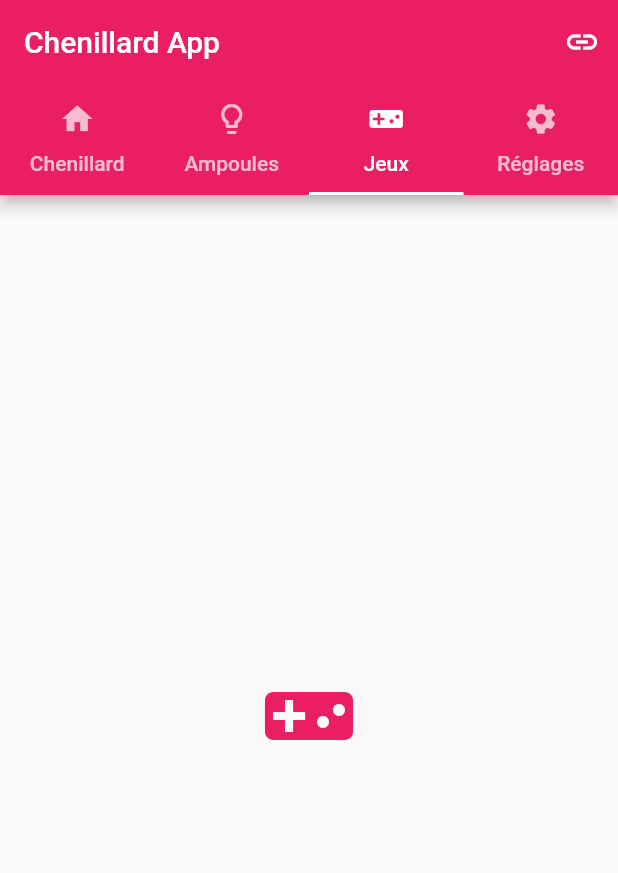
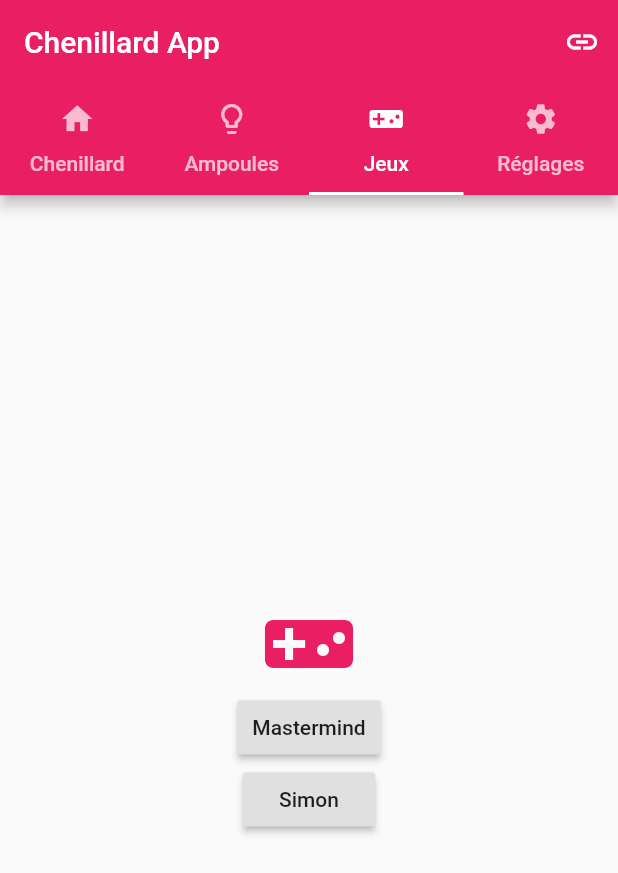
Before and after one commit to benoit-bernier/knxProject, a Flutter app: the screen it shows after launch, tab 3 chosen, on a phone screen of 412 x 824 dp. Shown: the top 873 px of the screen. Run offline on Flutter 3.47's test engine with Material 2 defaults, Android fonts, the phone set to English and light mode, and no system bars; missing offline and left inert: socket_io.

Commit message:
Ajout page mastermind, not working

```diff
--- a/flutter_app/lib/main.dart
+++ b/flutter_app/lib/main.dart
@@ -2,7 +2,6 @@ import 'package:flutter/material.dart';
 
 import 'package:flutter/rendering.dart';
 import 'package:socket_io/socket_io.dart';
-
 
 void main() {
   runApp(MyApp());
@@ -11,23 +10,24 @@ void main() {
 bool isConnected = true;
 bool isListening = false;
 
-class MyApp extends StatefulWidget{
+class MyApp extends StatefulWidget {
   @override
   _MyAppState createState() => new _MyAppState();
 }
+
 class _MyAppState extends State<MyApp> {
   var socket;
   @override
   void initState() {
     super.initState();
-    initialize().then((socket){
+    initialize().then((socket) {
       setState(() {
-        this.socket=socket;
+        this.socket = socket;
       });
     });
   }
 
-  Future initialize() async{
+  Future initialize() async {
     const uri = 'http://10.0.2.2:3000';
     socket = await SocketIO.createNewInstance(uri);
     await socket.on(SocketIOEvent.connecting, () async {
@@ -47,11 +47,12 @@ class _MyAppState extends State<MyApp> {
       print('Hello, ${greeting['Hello']}');
     });
     await socket.connect();
-    await socket.emit('sayHello',[
+    await socket.emit('sayHello', [
       {'Hello': 'world!'},
     ]);
     return socket;
   }
+
   @override
   Widget build(BuildContext context) {
     if (socket == null) {
@@ -61,32 +62,35 @@ class _MyAppState extends State<MyApp> {
             primarySwatch: Colors.pink,
           ),
           //color: Colors.pink,
-          home:
-        Center(
+          home: Center(
             child: Column(
               mainAxisAlignment: MainAxisAlignment.center,
               children: <Widget>[CircularProgressIndicator()],
             ),
-        )
-      );
+          ));
     } else {
       final _kTabPages = <Widget>[
         Center(
           child: Column(
             mainAxisAlignment: MainAxisAlignment.center,
             children: <Widget>[
-
-              PlayPauseWidget(channel: socket,),
+              PlayPauseWidget(
+                channel: socket,
+              ),
               Text(
                 'Choisis la durée :',
                 style: TextStyle(fontWeight: FontWeight.bold, fontSize: 24),
               ),
-              SliderWidget(channel: socket,),
+              SliderWidget(
+                channel: socket,
+              ),
               Text(
                 'Sens de défilement',
                 style: TextStyle(fontWeight: FontWeight.bold, fontSize: 24),
               ),
-              OrderWidget(channel: socket,),
+              OrderWidget(
+                channel: socket,
+              ),
               Text(
                 'Autre',
                 style: TextStyle(fontWeight: FontWeight.bold, fontSize: 24),
@@ -117,10 +121,34 @@ class _MyAppState extends State<MyApp> {
           ),
         ),
         Center(
-          child: Icon(
+          child: Column(
+            mainAxisAlignment: MainAxisAlignment.center,
+            children: <Widget>[
+              Icon(
                 Icons.videogame_asset,
                 size: 64.0,
                 color: Colors.pink,
+              ),
+              RaisedButton(
+                  onPressed: () {
+                    Navigator.of(context).push(_Mastermind())
+                        .then<String>((returnVal){
+                      Scaffold.of(context).showSnackBar(
+                          SnackBar(
+                            content: Text('$returnVal'),
+                            action: SnackBarAction(
+                                label: 'OK',
+                                onPressed: (){}),
+                          ));
+                    });
+                  },
+                  child: Text("Mastermind"),
+                  padding: EdgeInsets.only(left: 10.0, right: 10.0)),
+              RaisedButton(
+                  onPressed: () {},
+                  child: Text("Simon"),
+                  padding: EdgeInsets.only(left: 10.0, right: 10.0)),
+            ],
           ),
         ),
         Center(
@@ -157,19 +185,24 @@ class _MyAppState extends State<MyApp> {
           primarySwatch: Colors.pink,
         ),
         //color: Colors.pink,
-        home: DefaultTabController(
+        home: Builder(
+          builder: (context) => DefaultTabController(
             length: _kTabs.length,
             child: Scaffold(
                 appBar: AppBar(
                   backgroundColor: Colors.pink,
                   title: Text("Chenillard App"),
                   actions: <Widget>[
-                  ConnectionWidget(channel: socket,),
+                    ConnectionWidget(
+                      channel: socket,
+                    ),
                   ],
                   bottom: TabBar(tabs: _kTabs),
                 ),
                 body: TabBarView(children: _kTabPages)),
           ),
+        )
+
       );
     }
   }
@@ -178,8 +211,7 @@ class _MyAppState extends State<MyApp> {
 class ConnectionWidget extends StatefulWidget {
   final channel;
 
-  ConnectionWidget({Key key, @required this.channel})
-      : super(key: key);
+  ConnectionWidget({Key key, @required this.channel}) : super(key: key);
   @override
   _ConnectionWidgetState createState() => _ConnectionWidgetState();
 }
@@ -207,7 +239,7 @@ class _ConnectionWidgetState extends State<ConnectionWidget> {
     setState(() {
       isConnected = !isConnected;
     });
-    widget.channel.sink.add(isConnected?"Connect":"Disconnect");
+    widget.channel.sink.add(isConnected ? "Connect" : "Disconnect");
     //TODO: Initialise or kill connexion
   }
 }
@@ -215,8 +247,7 @@ class _ConnectionWidgetState extends State<ConnectionWidget> {
 class SliderWidget extends StatefulWidget {
   final channel;
 
-  SliderWidget({Key key, @required this.channel})
-      : super(key: key);
+  SliderWidget({Key key, @required this.channel}) : super(key: key);
   @override
   State<StatefulWidget> createState() => _SliderWidgetState();
 }
@@ -244,8 +275,7 @@ class _SliderWidgetState extends State<SliderWidget> {
 class OrderWidget extends StatefulWidget {
   final channel;
 
-  OrderWidget({Key key, @required this.channel})
-      : super(key: key);
+  OrderWidget({Key key, @required this.channel}) : super(key: key);
   @override
   State<StatefulWidget> createState() => _OrderWidgetState();
 }
@@ -279,8 +309,7 @@ class _OrderWidgetState extends State<OrderWidget> {
 class PlayPauseWidget extends StatefulWidget {
   final channel;
 
-  PlayPauseWidget({Key key, @required this.channel})
-      : super(key: key);
+  PlayPauseWidget({Key key, @required this.channel}) : super(key: key);
   @override
   State<StatefulWidget> createState() => _PlayPauseWidgetState();
 }
@@ -289,7 +318,9 @@ class _PlayPauseWidgetState extends State<PlayPauseWidget> {
   bool _isPlaying = false;
   @override
   Widget build(BuildContext context) {
-    return Column(mainAxisAlignment: MainAxisAlignment.center, children: <Widget>[
+    return Column(
+        mainAxisAlignment: MainAxisAlignment.center,
+        children: <Widget>[
           Text(
             "Le chenillard est en route : $_isPlaying",
             style: TextStyle(fontSize: 24, color: Colors.pink),
@@ -304,15 +335,47 @@ class _PlayPauseWidgetState extends State<PlayPauseWidget> {
               toServer('sayHello');
             },
             color: Colors.pink,
-        icon: Icon(_isPlaying?Icons.play_circle_filled:Icons.pause_circle_filled),
+            icon: Icon(_isPlaying
+                ? Icons.play_circle_filled
+                : Icons.pause_circle_filled),
           ),
         ]);
   }
 
-  toServer(String mStr) async{
+  toServer(String mStr) async {
     print("Hello dear !");
-    await widget.channel.emit(mStr,[
+    await widget.channel.emit(mStr, [
       {'Hello': 'world!'},
     ]);
   }
 }
+
+class  _Mastermind extends MaterialPageRoute<String> {
+  _Mastermind()
+      : super(builder: (BuildContext context) {
+          return Scaffold(
+              appBar: AppBar(
+                title: Text("Mastermind"),
+                elevation: 1.0,
+                actions: <Widget>[
+                  IconButton(
+                    icon: Icon(Icons.close),
+                    onPressed: () {
+                      Navigator.pop(context);
+                    },
+                  )
+                ],
+              ),
+              body: Padding(
+                  padding: EdgeInsets.all(32.0),
+                  child: Column(children: <Widget>[
+                    Text("Nous aurons ici notre jeu"),
+                    RaisedButton(
+                      child: Text("Jeu gagné"),
+                      onPressed: (){
+                        Navigator.pop(context, "Gagné !");
+                      },
+                    )
+                  ])));
+        });
+}
```
Lines whose indentation alone changed are shown as unchanged.
